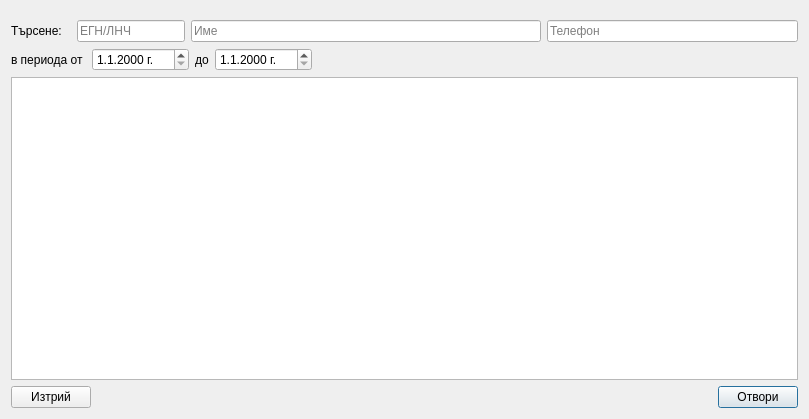
First picture: the form in src/View/Widgets/BrowserDialog.ui, repository thefinalcutbg/DinoDent, before the edit.
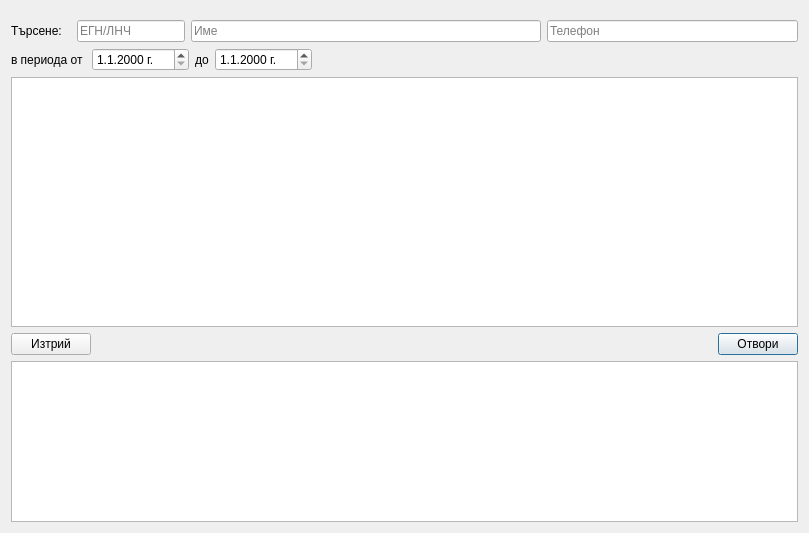
Second picture: the form after the edit. Custom widgets are drawn as their Qt base class.

Commit message: Preview table added in BrowserDialog

```diff
--- a/src/View/Widgets/BrowserDialog.ui
+++ b/src/View/Widgets/BrowserDialog.ui
@@ -7,7 +7,7 @@
     <x>0</x>
     <y>0</y>
     <width>809</width>
-    <height>419</height>
+    <height>533</height>
    </rect>
   </property>
   <property name="windowTitle">
@@ -186,7 +186,14 @@
        </layout>
       </item>
       <item>
-       <widget class="ListTable" name="tableView"/>
+       <widget class="ListTable" name="tableView">
+        <property name="minimumSize">
+         <size>
+          <width>0</width>
+          <height>250</height>
+         </size>
+        </property>
+       </widget>
       </item>
       <item>
        <layout class="QHBoxLayout" name="horizontal_layout">
@@ -228,6 +235,28 @@
         </item>
        </layout>
       </item>
+      <item>
+       <widget class="ListTable" name="preView">
+        <property name="sizePolicy">
+         <sizepolicy hsizetype="Expanding" vsizetype="Expanding">
+          <horstretch>0</horstretch>
+          <verstretch>0</verstretch>
+         </sizepolicy>
+        </property>
+        <property name="minimumSize">
+         <size>
+          <width>0</width>
+          <height>150</height>
+         </size>
+        </property>
+        <property name="maximumSize">
+         <size>
+          <width>16777215</width>
+          <height>16777215</height>
+         </size>
+        </property>
+       </widget>
+      </item>
      </layout>
     </widget>
    </item>
```
The commit also changes 14 other files.
